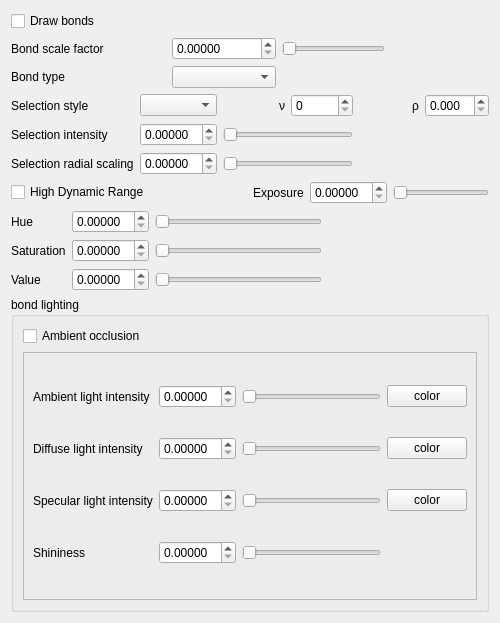
This is iraspa/iraspagui/appearancebondsform.ui in iRASPA/iRASPA-QT as Qt 5 draws it before an edit. The edited form follows.
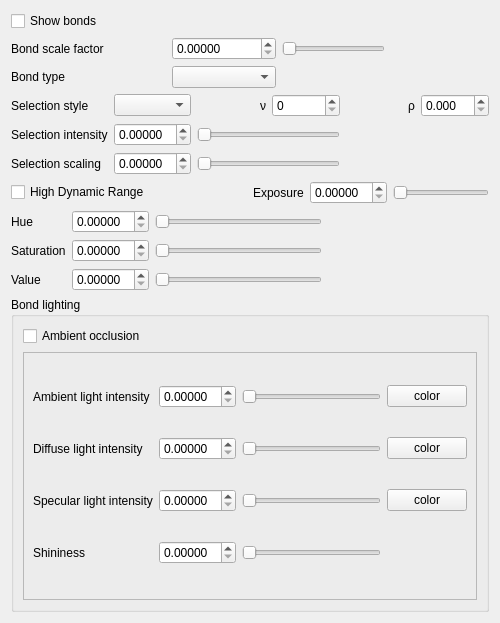
This is the edited form. Custom widgets are drawn as their Qt base class.

What changed in the file:
```diff
--- a/iraspa/iraspagui/appearancebondsform.ui
+++ b/iraspa/iraspagui/appearancebondsform.ui
@@ -34,7 +34,7 @@
        <item row="0" column="0">
         <widget class="QCheckBox" name="drawBondsCheckBox">
          <property name="text">
-          <string>Draw bonds</string>
+          <string>Show bonds</string>
          </property>
         </widget>
        </item>
@@ -143,7 +143,7 @@
      <item row="2" column="0">
       <widget class="QLabel" name="label_4">
        <property name="text">
-        <string>Selection radial scaling</string>
+        <string>Selection scaling</string>
        </property>
       </widget>
      </item>
@@ -425,7 +425,7 @@
      <item>
       <widget class="QGroupBox" name="groupBox">
        <property name="title">
-        <string>bond lighting</string>
+        <string>Bond lighting</string>
        </property>
        <layout class="QVBoxLayout" name="verticalLayout_4">
         <item>
```
